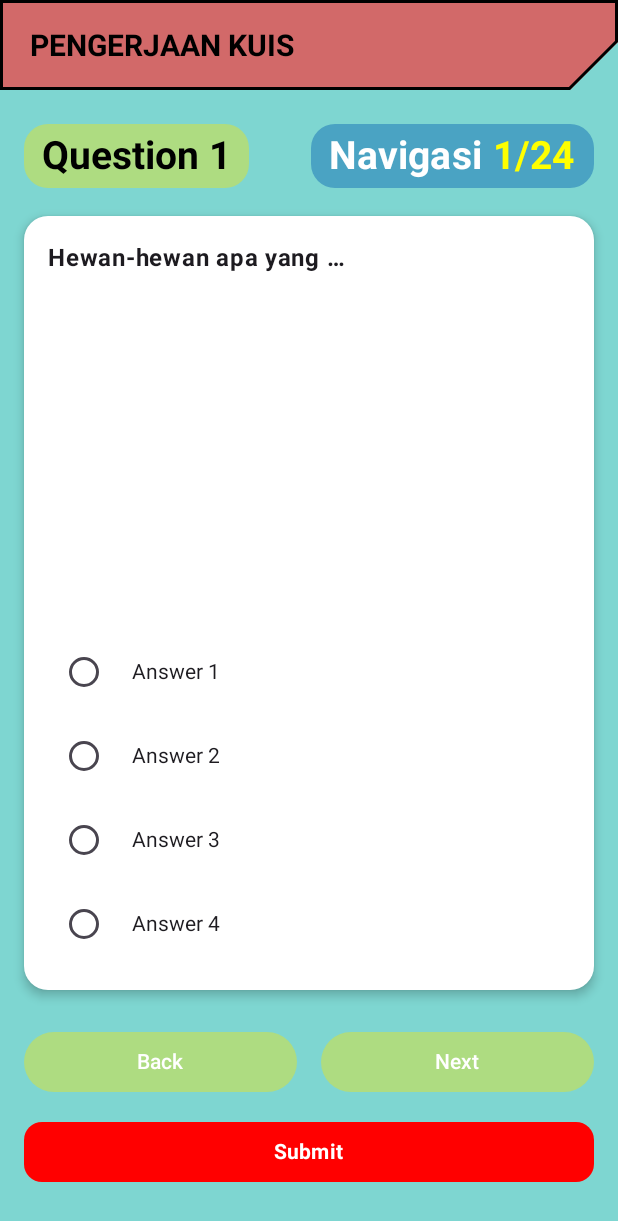
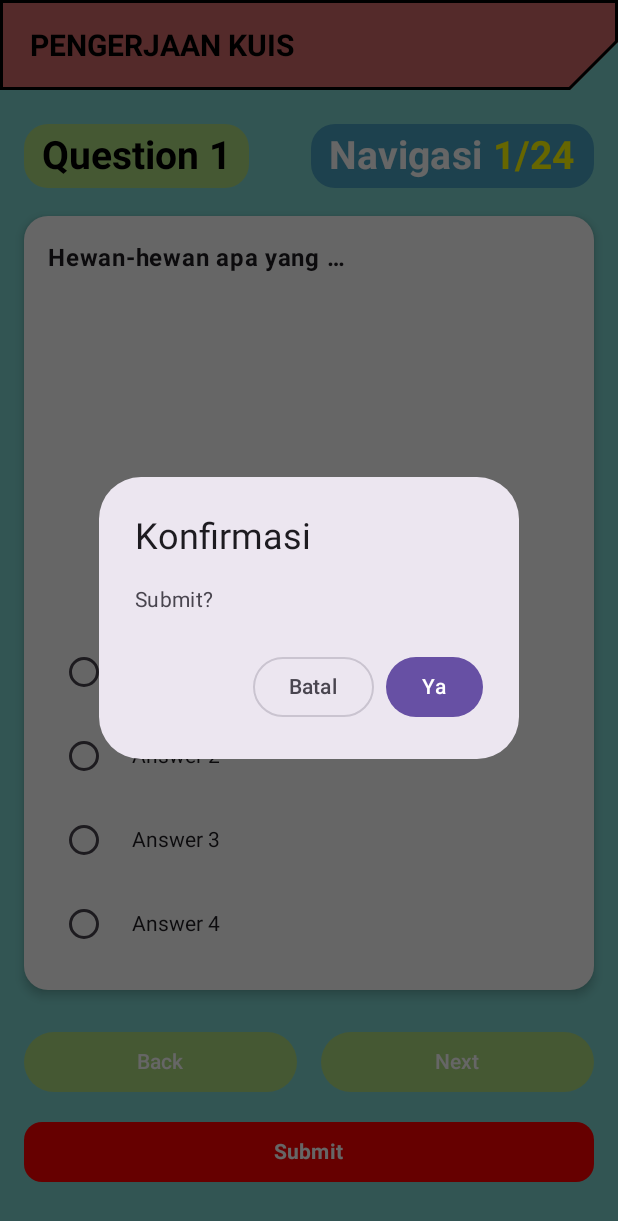
Before and after one commit to shifaaaaaa/QuizQuest, an Android app built with Jetpack Compose: the QuizScreen screen opened through its navigation route, after a tap on "Submit", on a phone screen of 412 x 824 dp. Shown: the top 1221 px of the screen. Run offline under Robolectric (Android 15) with nearby library versions, the phone set to English and light mode, and no system bars.

Commit message:
wip pengerjaan quiz part 1.1

```diff
--- a/app/src/main/java/com/shifa/quizquest/QuizActivity.kt
+++ b/app/src/main/java/com/shifa/quizquest/QuizActivity.kt
@@ -165,6 +165,27 @@ fun QuizScreen(
                 }
             )
         }
+
+        if (showSubmitConfirm.value) {
+            AlertDialog(
+                onDismissRequest = { showSubmitConfirm.value = false },
+                title = { Text("Konfirmasi") },
+                text = { Text("Submit?") },
+                confirmButton = {
+                    Button(onClick = {
+                        showSubmitConfirm.value = false
+                        onSubmit()
+                    }) {
+                        Text("Ya")
+                    }
+                },
+                dismissButton = {
+                    OutlinedButton(onClick = { showSubmitConfirm.value = false }) {
+                        Text("Batal")
+                    }
+                }
+            )
+        }
     }
 }
 
```
